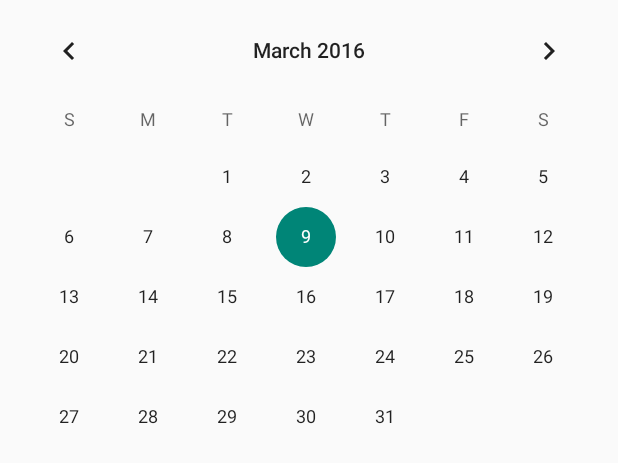
After one commit to michael-golfi/Showtime, an Android app: the layout activity_calendar.xml on its own in the app's theme, with its tools: preview values and no code run, on a phone screen of 412 x 824 dp. The commit adds this screen. Shown: the top 463 px of the screen. Run offline under Robolectric (Android 15) with nearby library versions, the phone set to English and light mode, and no system bars.

Commit message:
Calendar View
If you press the calendar icon, the calendar should appear.

```diff
--- /dev/null
+++ b/app/src/main/res/layout/activity_calendar.xml
@@ -0,0 +1,11 @@
+<?xml version="1.0" encoding="utf-8"?>
+<LinearLayout xmlns:android="http://schemas.android.com/apk/res/android"
+    android:orientation="vertical" android:layout_width="match_parent"
+    android:layout_height="match_parent">
+
+    <CalendarView
+        android:layout_width="match_parent"
+        android:layout_height="match_parent"
+        android:id="@+id/calendar" />
+
+</LinearLayout>
```
Also changed, not shown: app/src/main/AndroidManifest.xml (+9 -0 lines), app/src/main/java/com/example/showtime/app/CalendarActivity.java (added, +33 -0 lines), app/src/main/java/com/example/showtime/app/MovieListActivity.java (+13 -0 lines).
